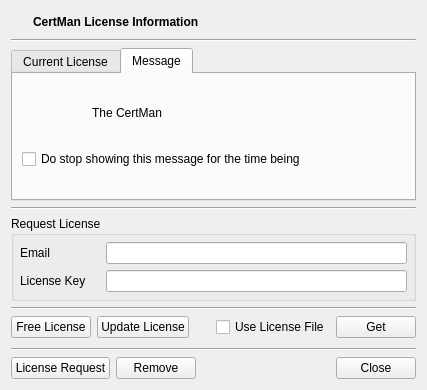
Qt form CertMan/lcn_info_dlg.ui (jykim74/CertMan) before a commit.
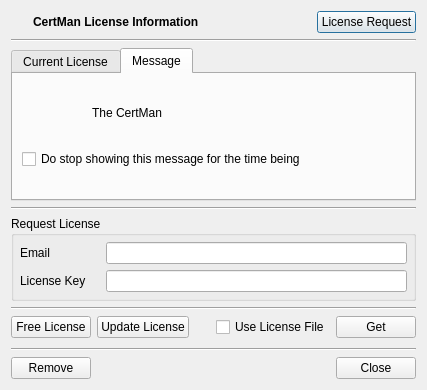
The same form after that commit. The open tabs and pages were chosen to show the change. Icons and pictures are not drawn.

The edit to the form file:
```diff
--- a/CertMan/lcn_info_dlg.ui
+++ b/CertMan/lcn_info_dlg.ui
@@ -19,6 +19,13 @@
      <property name="topMargin">
       <number>0</number>
      </property>
+     <item row="0" column="3">
+      <widget class="QPushButton" name="mLCNRequestBtn">
+       <property name="text">
+        <string>License Request</string>
+       </property>
+      </widget>
+     </item>
      <item row="0" column="1">
       <widget class="QLabel" name="label">
        <property name="font">
@@ -57,6 +64,19 @@
        </property>
       </widget>
      </item>
+     <item row="0" column="2">
+      <spacer name="horizontalSpacer_3">
+       <property name="orientation">
+        <enum>Qt::Horizontal</enum>
+       </property>
+       <property name="sizeHint" stdset="0">
+        <size>
+         <width>40</width>
+         <height>20</height>
+        </size>
+       </property>
+      </spacer>
+     </item>
     </layout>
    </item>
    <item>
@@ -472,13 +492,6 @@
        </property>
       </spacer>
      </item>
-     <item row="0" column="0">
-      <widget class="QPushButton" name="mLCNRequestBtn">
-       <property name="text">
-        <string>License Request</string>
-       </property>
-      </widget>
-     </item>
     </layout>
    </item>
   </layout>
```
Left out of the diff: 4 changed lines with no effect on the pictures.
